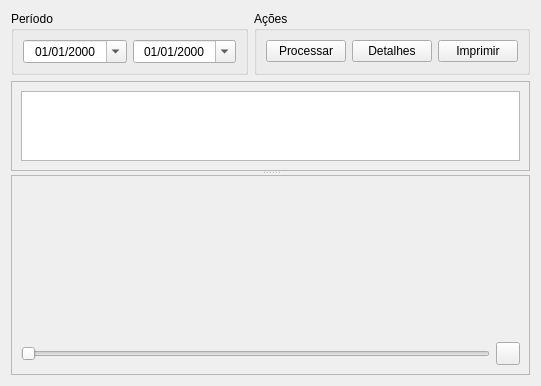
Qt form metaretencaoestruturada.ui (fallomermo/SmartSolution) before a commit.
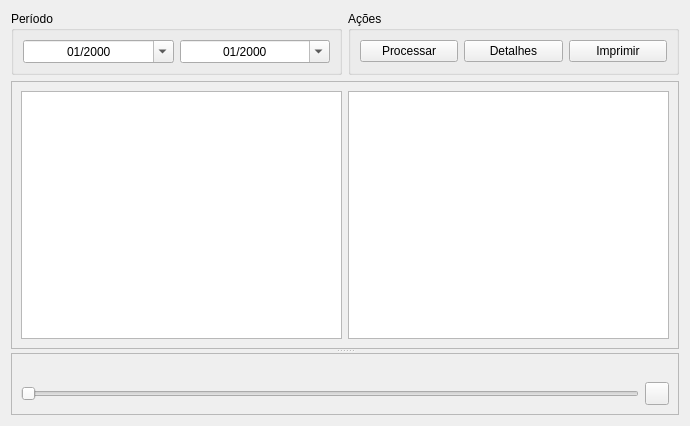
The same form after that commit. Icons and pictures are not drawn. Custom widgets are drawn as their Qt base class.

```diff
--- a/metaretencaoestruturada.ui
+++ b/metaretencaoestruturada.ui
@@ -2,6 +2,14 @@
 <ui version="4.0">
  <class>MetaRetencaoEstruturada</class>
  <widget class="QWidget" name="MetaRetencaoEstruturada">
+  <property name="geometry">
+   <rect>
+    <x>0</x>
+    <y>0</y>
+    <width>690</width>
+    <height>426</height>
+   </rect>
+  </property>
   <property name="windowTitle">
    <string>Meta Retenção Estruturada</string>
   </property>
@@ -20,12 +28,6 @@
      <layout class="QHBoxLayout" name="horizontalLayout">
       <item>
        <widget class="QDateEdit" name="inicioPeriodo">
-        <property name="sizePolicy">
-         <sizepolicy hsizetype="Minimum" vsizetype="Fixed">
-          <horstretch>0</horstretch>
-          <verstretch>0</verstretch>
-         </sizepolicy>
-        </property>
         <property name="wrapping">
          <bool>false</bool>
         </property>
@@ -39,7 +41,7 @@
          <enum>QDateTimeEdit::DaySection</enum>
         </property>
         <property name="displayFormat">
-         <string>dd/MM/yyyy</string>
+         <string>MM/yyyy</string>
         </property>
         <property name="calendarPopup">
          <bool>true</bool>
@@ -48,12 +50,6 @@
       </item>
       <item>
        <widget class="QDateEdit" name="finalPeriodo">
-        <property name="sizePolicy">
-         <sizepolicy hsizetype="Minimum" vsizetype="Fixed">
-          <horstretch>0</horstretch>
-          <verstretch>0</verstretch>
-         </sizepolicy>
-        </property>
         <property name="wrapping">
          <bool>false</bool>
         </property>
@@ -67,7 +63,7 @@
          <enum>QDateTimeEdit::DaySection</enum>
         </property>
         <property name="displayFormat">
-         <string>dd/MM/yyyy</string>
+         <string>MM/yyyy</string>
         </property>
         <property name="calendarPopup">
          <bool>true</bool>
@@ -139,15 +135,12 @@
          </attribute>
         </widget>
        </item>
+       <item>
+        <widget class="QChartView" name="chartView"/>
+       </item>
       </layout>
      </widget>
      <widget class="QFrame" name="frameGraphicPlot">
-      <property name="minimumSize">
-       <size>
-        <width>0</width>
-        <height>200</height>
-       </size>
-      </property>
       <property name="frameShape">
        <enum>QFrame::StyledPanel</enum>
       </property>
@@ -189,6 +182,11 @@
   </layout>
  </widget>
  <customwidgets>
+  <customwidget>
+   <class>QChartView</class>
+   <extends>QGraphicsView</extends>
+   <header>qchartview.h</header>
+  </customwidget>
   <customwidget>
    <class>QCustomPlot</class>
    <extends>QWidget</extends>
```
Left out of the diff: 4 changed lines with no effect on the pictures.
